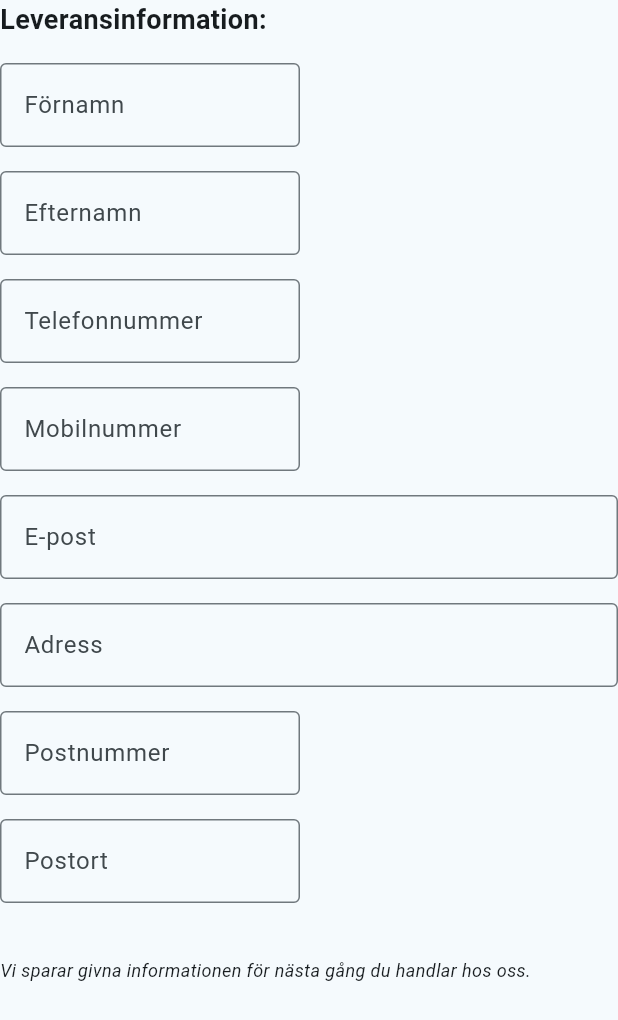
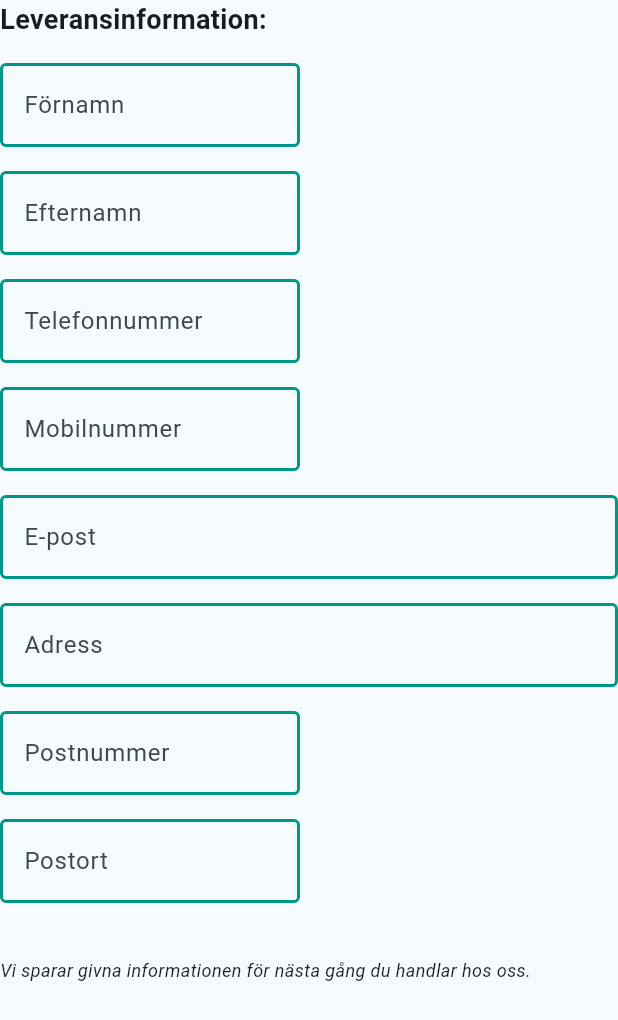
Before and after one commit to Drufsen/iMat, a Flutter app: the DeliveryInfoStep widget shown alone on an empty page, opened directly with empty values, on a phone screen of 412 x 824 dp. Shown: the top 1020 px of the screen. Run offline on Flutter 3.47's test engine with Material 3 defaults, Android fonts, the phone set to English and light mode, and no system bars; network calls fail.

Commit message:
Finishing touches

```diff
--- a/imat_app/lib/model/imat_data_handler.dart
+++ b/imat_app/lib/model/imat_data_handler.dart
@@ -222,6 +222,11 @@ class ImatDataHandler extends ChangeNotifier {
 
     _orders.clear();
     _orders.addAll(jsonData.map((item) => Order.fromJson(item)).toList());
+    notifyListeners();
+  }
+
+  void removeOrder(Order order) {
+    _orders.remove(order);
     notifyListeners();
   }
 
--- a/imat_app/lib/pages/main_view.dart
+++ b/imat_app/lib/pages/main_view.dart
@@ -49,7 +49,6 @@ class _MainViewState extends State<MainView> {
                     });
                   },
                 ),
-                const SizedBox(width: 25),
                 Expanded(
                   child: FilteredProductSection(
                     selectedCategory: selectedCategory,
--- a/imat_app/lib/widgets/delivery_info.dart
+++ b/imat_app/lib/widgets/delivery_info.dart
@@ -41,14 +41,14 @@ class DeliveryInfoStep extends StatelessWidget {
               spacing: 16,
               runSpacing: 16,
               children: [
-                _buildSizedTextField("Förnamn", firstNameController, 200),
-                _buildSizedTextField("Efternamn", lastNameController, 200),
-                _buildSizedTextField("Telefonnummer", phoneController, 200),
-                _buildSizedTextField("Mobilnummer", mobileController, 200),
-                _buildSizedTextField("E-post", emailController, 420),
-                _buildSizedTextField("Adress", addressController, 420),
-                _buildSizedTextField("Postnummer", postCodeController, 200),
-                _buildSizedTextField("Postort", postAddressController, 200),
+                _buildValidatedField("Förnamn", firstNameController, 200),
+                _buildValidatedField("Efternamn", lastNameController, 200),
+                _buildOptionalField("Telefonnummer", phoneController, 200),
+                _buildOptionalField("Mobilnummer", mobileController, 200),
+                _buildValidatedField("E-post", emailController, 420),
+                _buildValidatedField("Adress", addressController, 420),
+                _buildValidatedField("Postnummer", postCodeController, 200),
+                _buildValidatedField("Postort", postAddressController, 200),
               ],
             ),
             const SizedBox(height: 20),
@@ -65,18 +65,53 @@ class DeliveryInfoStep extends StatelessWidget {
     );
   }
 
-  Widget _buildSizedTextField(
+  Widget _buildValidatedField(
     String label,
     TextEditingController controller,
     double width,
   ) {
     return SizedBox(
       width: width,
-      child: TextField(
+      child: TextFormField(
+        controller: controller,
+        validator:
+            (value) => value == null || value.isEmpty ? 'Måste fyllas i' : null,
+        decoration: InputDecoration(
+          labelText: label,
+          border: OutlineInputBorder(
+            borderSide: BorderSide(color: Colors.teal, width: 2),
+          ),
+          enabledBorder: OutlineInputBorder(
+            borderSide: BorderSide(color: Colors.teal, width: 2),
+          ),
+          focusedBorder: OutlineInputBorder(
+            borderSide: BorderSide(color: Colors.teal, width: 2),
+          ),
+        ),
+      ),
+    );
+  }
+
+  Widget _buildOptionalField(
+    String label,
+    TextEditingController controller,
+    double width,
+  ) {
+    return SizedBox(
+      width: width,
+      child: TextFormField(
         controller: controller,
         decoration: InputDecoration(
           labelText: label,
-          border: const OutlineInputBorder(),
+          border: OutlineInputBorder(
+            borderSide: BorderSide(color: Colors.teal, width: 2),
+          ),
+          enabledBorder: OutlineInputBorder(
+            borderSide: BorderSide(color: Colors.teal, width: 2),
+          ),
+          focusedBorder: OutlineInputBorder(
+            borderSide: BorderSide(color: Colors.teal, width: 2),
+          ),
         ),
       ),
     );
--- a/imat_app/lib/widgets/expandable_help_overlay.dart
+++ b/imat_app/lib/widgets/expandable_help_overlay.dart
@@ -87,8 +87,8 @@ class _ExpandableHelpOverlayState extends State<ExpandableHelpOverlay>
 
         // Floating help button
         Positioned(
-          right: 16,
-          bottom: 16,
+          right: 32,
+          bottom: 20,
           child: FloatingHelpButton(onToggle: _handleHelpToggle),
         ),
       ],
--- a/imat_app/lib/widgets/filtered_product_selection.dart
+++ b/imat_app/lib/widgets/filtered_product_selection.dart
@@ -28,7 +28,7 @@ class FilteredProductSection extends StatelessWidget {
       children: [
         if (selectedCategory != null)
           Align(
-            alignment: Alignment.centerRight,
+            alignment: Alignment.centerLeft,
             child: Padding(
               padding: const EdgeInsets.only(bottom: 8),
               child: ElevatedButton.icon(
```
Also changed, not shown: imat_app/lib/widgets/OrderHistoryModalState.dart (+29 -1 lines), imat_app/lib/widgets/category_list.dart (+38 -18 lines), imat_app/lib/widgets/payment.dart (+91 -60 lines).
